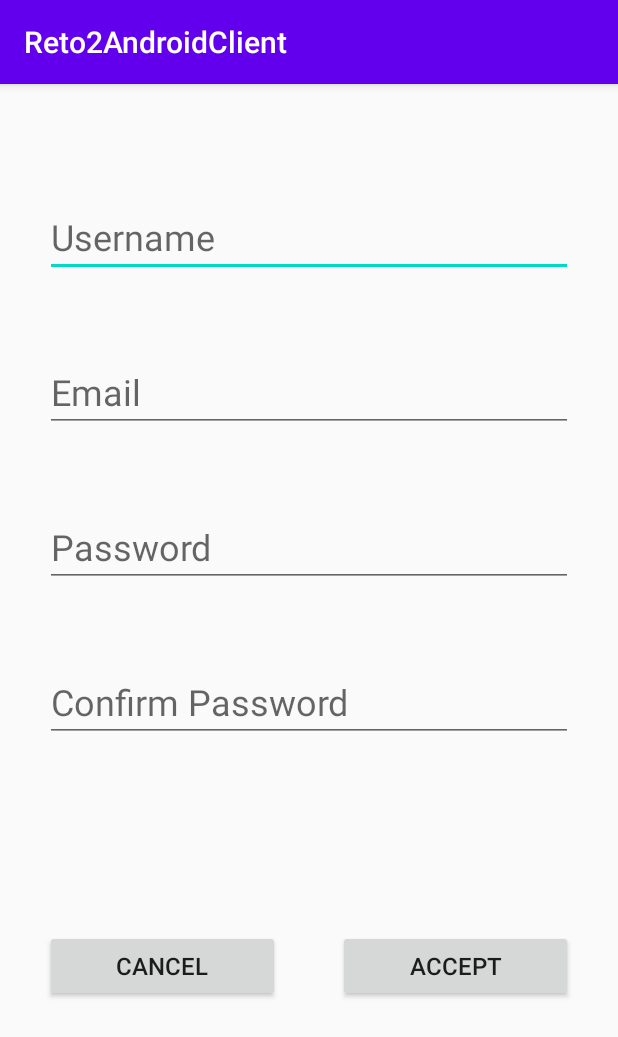
After one commit to grupo2i/reto2AndroidClient, an Android app: the SignUpActivity screen opened directly, with no data from a screen before it, on a phone screen of 412 x 824 dp. The commit adds this screen. Shown: the top 1037 px of the screen. Run offline under Robolectric (Android 15) with nearby library versions, the phone set to English and light mode, and no system bars.

Commit message:
activity_sign_up.xml implemented.

```diff
--- a/app/src/main/AndroidManifest.xml
+++ b/app/src/main/AndroidManifest.xml
@@ -9,8 +9,9 @@
         android:roundIcon="@mipmap/ic_launcher_round"
         android:supportsRtl="true"
         android:theme="@style/AppTheme">
-        <activity android:name=".activities.Home"></activity>
-        <activity android:name=".activities.LogIn">
+        <activity android:name=".activities.SignUpActivity"></activity>
+        <activity android:name=".activities.HomeActivity" />
+        <activity android:name=".activities.LogInActivity">
             <intent-filter>
                 <action android:name="android.intent.action.MAIN" />
 
--- /dev/null
+++ b/app/src/main/java/com/example/reto2androidclient/activities/SignUpActivity.java
@@ -0,0 +1,54 @@
+package com.example.reto2androidclient.activities;
+
+import androidx.appcompat.app.AppCompatActivity;
+
+import android.content.Intent;
+import android.os.Bundle;
+import android.view.View;
+import android.widget.Button;
+import android.widget.Toast;
+
+import com.example.reto2androidclient.R;
+
+/**
+ * Controller for the sign up window.
+ *
+ * @author Aitor Fidalgo
+ */
+public class SignUpActivity extends AppCompatActivity {
+
+    private Button buttonCancelSignUp, buttonAcceptSignUp;
+
+    @Override
+    protected void onCreate(Bundle savedInstanceState) {
+        super.onCreate(savedInstanceState);
+        setContentView(R.layout.activity_sign_up);
+
+        buttonCancelSignUp = findViewById(R.id.buttonCancelSignUp);
+        buttonCancelSignUp.setOnClickListener(new View.OnClickListener() {
+            @Override
+            public void onClick(View v) {
+                Intent intentToLogIn = new Intent(SignUpActivity.this, LogInActivity.class);
+                startActivity(intentToLogIn);
+            }
+        });
+
+        buttonAcceptSignUp = findViewById(R.id.buttonAcceptSignUp);
+        buttonAcceptSignUp.setOnClickListener(new View.OnClickListener() {
+            @Override
+            public void onClick(View v) {
+                try {
+                    signUp();
+                    Intent intentToHome = new Intent(SignUpActivity.this, HomeActivity.class);
+                    startActivity(intentToHome);
+                } catch (Exception ex) {
+                    Toast toast = Toast.makeText(getApplicationContext(), ex.getMessage(), Toast.LENGTH_LONG);
+                }
+            }
+        });
+    }
+
+    private void signUp() {
+        throw new UnsupportedOperationException();
+    }
+}
--- a/app/src/main/res/layout/activity_home.xml
+++ b/app/src/main/res/layout/activity_home.xml
@@ -4,7 +4,7 @@
     xmlns:tools="http://schemas.android.com/tools"
     android:layout_width="match_parent"
     android:layout_height="match_parent"
-    tools:context=".activities.Home">
+    tools:context=".activities.HomeActivity">
 
     <LinearLayout
         android:id="@+id/linearLayoutNavigationBar"
--- /dev/null
+++ b/app/src/main/res/layout/activity_sign_up.xml
@@ -0,0 +1,99 @@
+<?xml version="1.0" encoding="utf-8"?>
+<androidx.constraintlayout.widget.ConstraintLayout xmlns:android="http://schemas.android.com/apk/res/android"
+    xmlns:app="http://schemas.android.com/apk/res-auto"
+    xmlns:tools="http://schemas.android.com/tools"
+    android:layout_width="match_parent"
+    android:layout_height="match_parent"
+    tools:context=".activities.SignUpActivity">
+
+    <EditText
+        android:id="@+id/editTextUsernameSignUp"
+        android:layout_width="0dp"
+        android:layout_height="wrap_content"
+        android:layout_marginStart="30dp"
+        android:layout_marginTop="75dp"
+        android:layout_marginEnd="30dp"
+        android:ems="10"
+        android:hint="Username"
+        android:inputType="textPersonName"
+        android:textSize="24sp"
+        app:layout_constraintEnd_toEndOf="parent"
+        app:layout_constraintHorizontal_bias="0.497"
+        app:layout_constraintStart_toStartOf="parent"
+        app:layout_constraintTop_toTopOf="parent" />
+
+    <EditText
+        android:id="@+id/editTextPasswordSignUp"
+        android:layout_width="0dp"
+        android:layout_height="wrap_content"
+        android:layout_marginStart="30dp"
+        android:layout_marginTop="50dp"
+        android:layout_marginEnd="30dp"
+        android:ems="10"
+        android:hint="Password"
+        android:inputType="textPassword"
+        android:textSize="24sp"
+        app:layout_constraintEnd_toEndOf="parent"
+        app:layout_constraintHorizontal_bias="1.0"
+        app:layout_constraintStart_toStartOf="parent"
+        app:layout_constraintTop_toBottomOf="@+id/editTextEmailSignUp" />
+
+    <EditText
+        android:id="@+id/editTextConfirmPasswordSignUp"
+        android:layout_width="0dp"
+        android:layout_height="wrap_content"
+        android:layout_marginStart="30dp"
+        android:layout_marginTop="50dp"
+        android:layout_marginEnd="30dp"
+        android:ems="10"
+        android:hint="Confirm Password"
+        android:inputType="textPassword"
+        android:textSize="24sp"
+        app:layout_constraintEnd_toEndOf="parent"
+        app:layout_constraintHorizontal_bias="1.0"
+        app:layout_constraintStart_toStartOf="parent"
+        app:layout_constraintTop_toBottomOf="@+id/editTextPasswordSignUp" />
+
+    <EditText
+        android:id="@+id/editTextEmailSignUp"
+        android:layout_width="0dp"
+        android:layout_height="wrap_content"
+        android:layout_marginStart="30dp"
+        android:layout_marginTop="50dp"
+        android:layout_marginEnd="30dp"
+        android:ems="10"
+        android:hint="Email"
+        android:inputType="textEmailAddress"
+        android:textSize="24sp"
+        app:layout_constraintEnd_toEndOf="parent"
+        app:layout_constraintStart_toStartOf="parent"
+        app:layout_constraintTop_toBottomOf="@+id/editTextUsernameSignUp" />
+
+    <Button
+        android:id="@+id/buttonCancelSignUp"
+        android:layout_width="0dp"
+        android:layout_height="wrap_content"
+        android:layout_marginStart="30dp"
+        android:layout_marginTop="125dp"
+        android:layout_marginEnd="225dp"
+        android:text="Cancel"
+        android:textSize="16sp"
+        app:layout_constraintEnd_toEndOf="parent"
+        app:layout_constraintStart_toStartOf="parent"
+        app:layout_constraintTop_toBottomOf="@+id/editTextConfirmPasswordSignUp" />
+
+    <Button
+        android:id="@+id/buttonAcceptSignUp"
+        android:layout_width="0dp"
+        android:layout_height="wrap_content"
+        android:layout_marginStart="225dp"
+        android:layout_marginTop="125dp"
+        android:layout_marginEnd="30dp"
+        android:text="Accept"
+        android:textSize="16sp"
+        app:layout_constraintEnd_toEndOf="parent"
+        app:layout_constraintHorizontal_bias="0.523"
+        app:layout_constraintStart_toStartOf="parent"
+        app:layout_constraintTop_toBottomOf="@+id/editTextConfirmPasswordSignUp" />
+
+</androidx.constraintlayout.widget.ConstraintLayout>
```
Also changed, not shown: app/src/main/java/com/example/reto2androidclient/activities/HomeActivity.java (renamed from app/src/main/java/com/example/reto2androidclient/activities/Home.java, +6 -1 lines), app/src/main/java/com/example/reto2androidclient/activities/LogIn.java (deleted, +0 -30 lines), app/src/main/java/com/example/reto2androidclient/activities/LogInActivity.java (added, +44 -0 lines), app/src/main/res/layout/activity_log_in.xml (+10 -10 lines).
